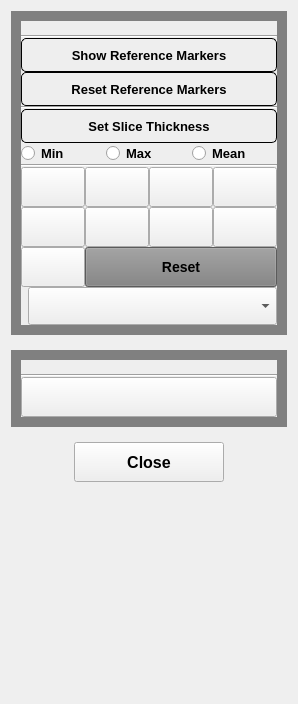
KitwareMedical/SlicerQReads, file Modules/Scripted/QReads/Resources/UI/QReads.ui: the form before one commit.
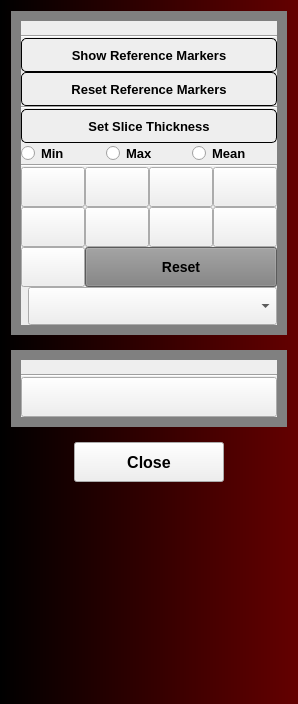
The form after the commit. Icons and pictures are not drawn. Custom widgets are drawn as their Qt base class.

Commit message:
BUG: Ensure background gradient is considered replacing qMRMLWidget with QWidget
Fixes #25

The edit to the form file:
```diff
--- a/Modules/Scripted/QReads/Resources/UI/QReads.ui
+++ b/Modules/Scripted/QReads/Resources/UI/QReads.ui
@@ -10,11 +10,8 @@
     <height>704</height>
    </rect>
   </property>
-  <property name="autoFillBackground">
-   <bool>true</bool>
-  </property>
   <property name="styleSheet">
-   <string notr="true">qMRMLWidget#QReads {
+   <string notr="true">QWidget#QReads {
   background-color: qlineargradient(spread:pad, x1:0, y1:0, x2:1, y2:0, stop:0 rgba(0, 0, 0, 255), stop:1 rgba(100,0, 0, 255));
 }
 
```
Left out of the diff: 2 changed lines with no effect on the pictures. The commit also changes 1 other file.
